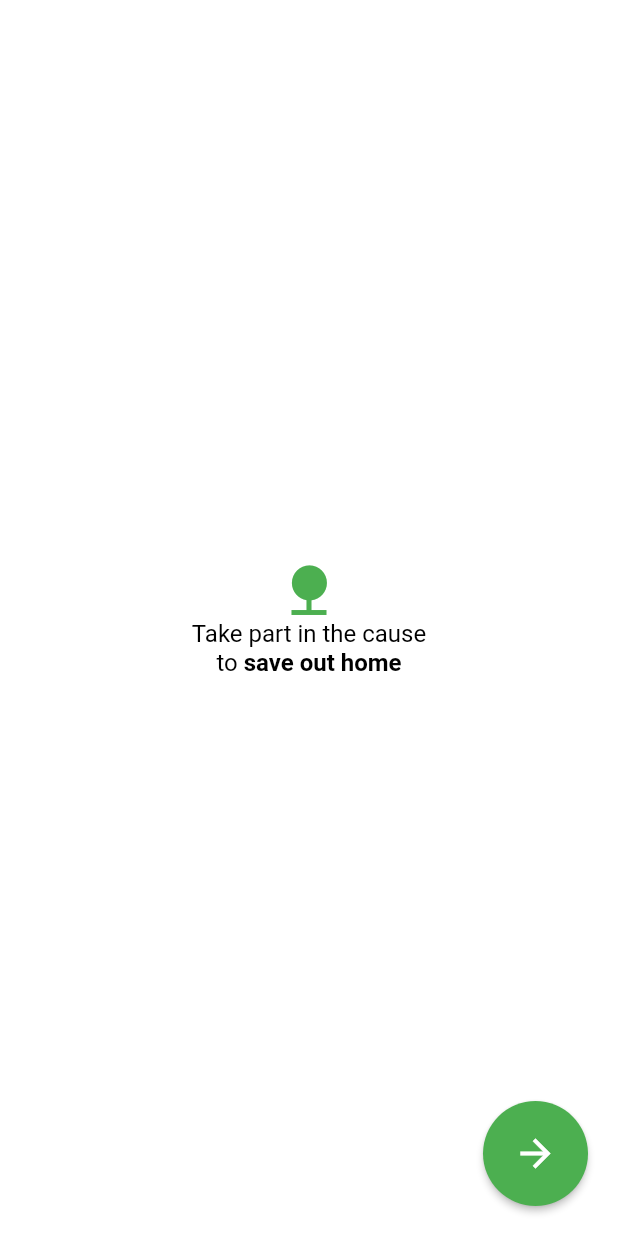
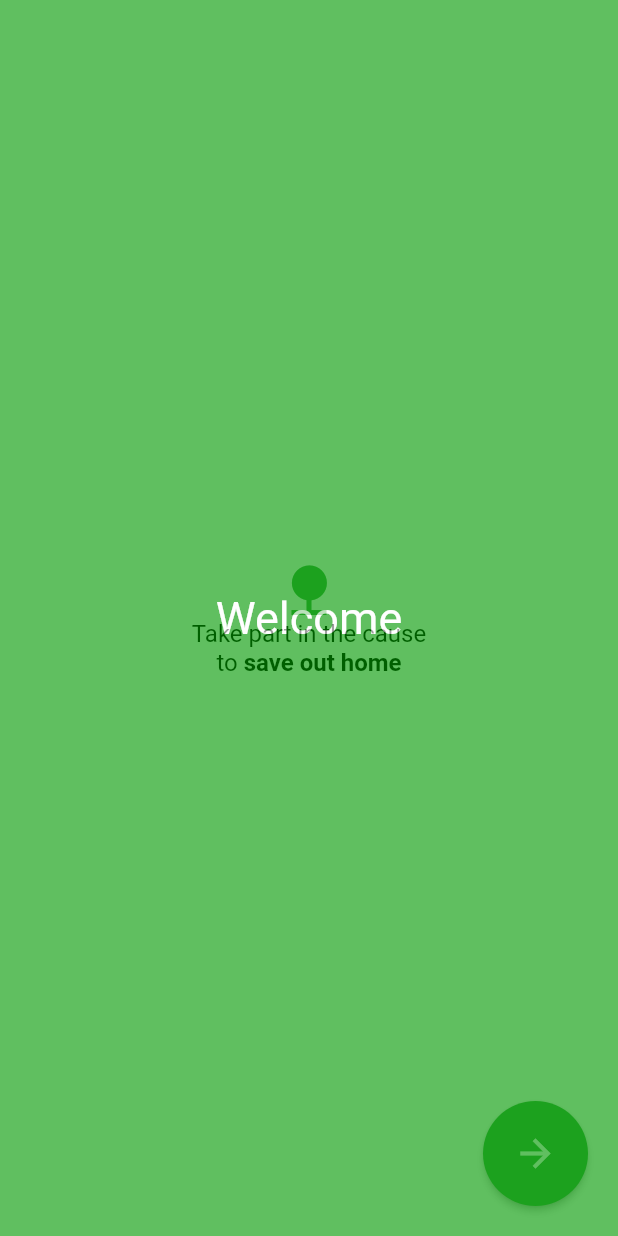
Before and after one commit to Garbage-Disposal-Locations-App/Garbage-Disposal-Locations-App, a Flutter app: the screen it shows after launch, on a phone screen of 412 x 824 dp. Run offline on Flutter 3.47's test engine with Material 2 defaults, Android fonts, the phone set to English and light mode, and no system bars; our stand-ins replace google_maps_flutter, page_transition.

Commit message:
Finished Loading Screen

```diff
--- a/recycleapp/lib/historyPage.dart
+++ /dev/null
@@ -1,16 +0,0 @@
-/*
-child: ElevatedButton(
-          onPressed: () {
-            // Navigate back to first route when tapped.
-            print("Check");
-            Navigator.push(
-              context,
-              PageTransition(
-                child: HomePage(),
-                type: PageTransitionType.fade,
-                duration: Duration(milliseconds: 600)
-              )
-            );
-          },
-          child: Text('Go back!'),
-        ), */
--- a/recycleapp/lib/loadingPage.dart
+++ b/recycleapp/lib/loadingPage.dart
@@ -1,11 +1,35 @@
+import 'dart:async';
+
 import 'package:flutter/cupertino.dart';
 import 'package:flutter/material.dart';
 import 'package:page_transition/page_transition.dart';
 import 'all.dart';
 
-class LoadingPage extends StatelessWidget {
+// Second Loading
+class SecondLoad extends StatefulWidget {
+  _SecondLoadState createState() => _SecondLoadState();
+}
+
+class _SecondLoadState extends State<SecondLoad> with TickerProviderStateMixin {
+  AnimationController _animationControl;
+  void initState() {
+    _animationControl = AnimationController(
+      vsync: this,
+      duration: Duration(seconds: 2)
+    );
+    Timer(Duration(seconds: 7), () => _animationControl.forward());
+    super.initState();
+  }
+
+  void dispose() {
+    _animationControl.dispose();
+    super.dispose();
+  }
+
   Widget build(BuildContext context) {
-    return Container(
+    return FadeTransition(
+      opacity: _animationControl,
+      child: Container(
         color: Colors.white,
         width: double.infinity,
         height: double.infinity,
@@ -54,7 +78,6 @@ class LoadingPage extends StatelessWidget {
                     size: 30
                   ),
                   onPressed: () {
-                  print("move");
                     Navigator.push(
                       context,
                       PageTransition(
@@ -74,6 +97,96 @@ class LoadingPage extends StatelessWidget {
             )
           ],
         )
+      )
     );
   }
 }
+
+
+// First Loading
+class FirstLoad extends StatefulWidget {
+  _FirstLoadState createState() => _FirstLoadState();
+}
+
+class _FirstLoadState extends State<FirstLoad> with TickerProviderStateMixin {
+  AnimationController _animationControl;
+  AnimationController _animationControl2;
+  void initState() {
+    _animationControl = AnimationController(
+      vsync: this,
+      duration: Duration(seconds: 3)
+    );
+    _animationControl2 = AnimationController(
+      vsync: this,
+      duration: Duration(seconds: 2)
+    );
+    _animationControl.forward();
+    _animationControl2.forward();
+    Timer(
+      Duration(seconds: 10), () {
+        _animationControl2.reverse();
+      }
+    );
+    super.initState();
+  }
+
+  void dispose() {
+    _animationControl.dispose();
+    super.dispose();
+  }
+
+  Text make(AsyncSnapshot snapshot) {
+    return snapshot.data.documents.map((document) {
+      return Text("DATA");
+    });
+  }
+
+
+  Widget build(BuildContext context) {
+    return FadeTransition(
+      opacity: _animationControl2,
+      child: Container(
+        width: double.infinity,
+        color: Color(0xff009900),
+        child: SlideTransition(
+          position: Tween<Offset>(
+            begin: Offset(0, 2),
+            end: Offset(0, 0)
+          ).animate(_animationControl),
+          child: Container(
+            alignment: Alignment.center,
+            color: Color(0xff009900),
+            width: double.infinity,
+            height: double.infinity,
+            child: Text(
+              "Welcome",
+              style: TextStyle(
+                color: Colors.white,
+                fontSize: 30,
+              ),
+            )
+          )
+        ),
+      )
+    );
+  }
+}
+
+class LoadingPage extends StatefulWidget {
+  _LoadingPageState createState() => _LoadingPageState();
+}
+
+class _LoadingPageState extends State<LoadingPage>  {
+  Widget build(BuildContext context) {
+    return Container(
+      width: double.infinity,
+      height: double.infinity,
+      child: Stack(
+        children: [
+          FirstLoad(),
+          SecondLoad()
+        ],
+      )
+    );
+  }
+}
--- a/recycleapp/pubspec.yaml
+++ b/recycleapp/pubspec.yaml
@@ -23,6 +23,8 @@ environment:
 dependencies:
   flutter:
     sdk: flutter
+  firebase_core: "^0.7.0"
+  cloud_firestore: "^0.16.0"
 
 
   # The following adds the Cupertino Icons font to your application.
```
Also changed, not shown: recycleapp/pubspec.lock, 7 other files. Lines whose indentation alone changed are shown as unchanged.
